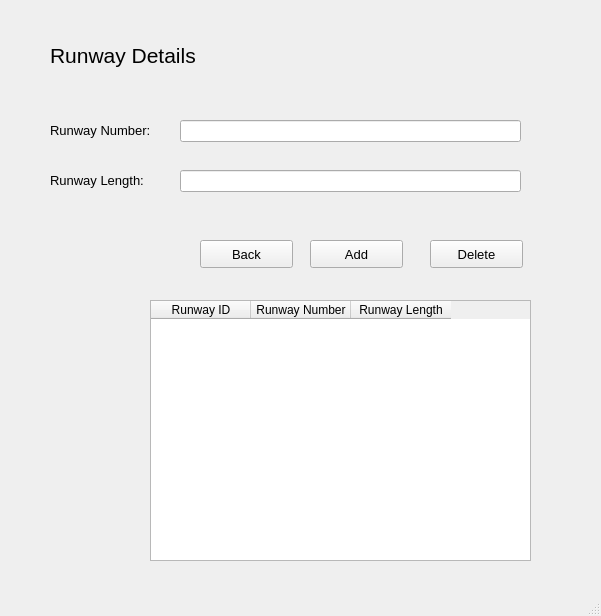
Above: Runway.ui from Muneeba-Badar/DB-Final-Project before the change. Below: the same form after it.
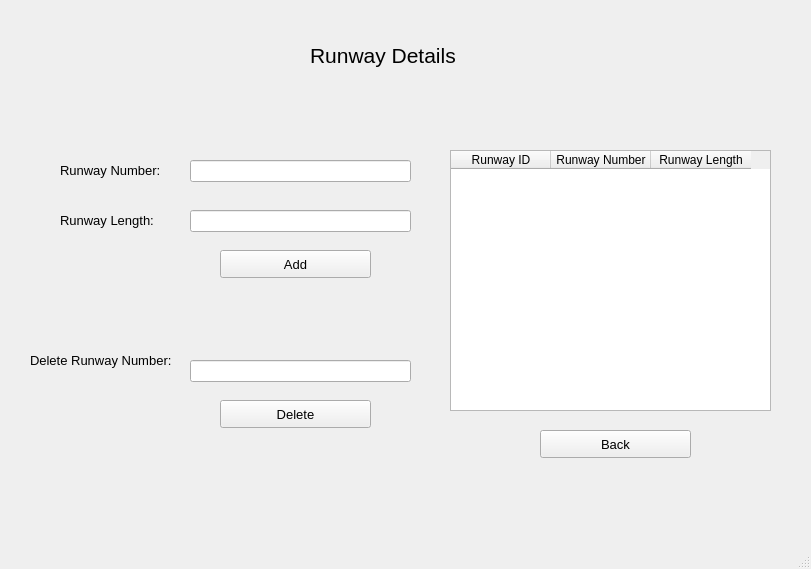
That is the form after the change.

```diff
--- a/Runway.ui
+++ b/Runway.ui
@@ -6,8 +6,8 @@
    <rect>
     <x>0</x>
     <y>0</y>
-    <width>601</width>
-    <height>616</height>
+    <width>811</width>
+    <height>569</height>
    </rect>
   </property>
   <property name="windowTitle">
@@ -17,9 +17,9 @@
    <widget class="QLabel" name="label_2">
     <property name="geometry">
      <rect>
-      <x>50</x>
-      <y>110</y>
-      <width>131</width>
+      <x>60</x>
+      <y>150</y>
+      <width>101</width>
       <height>41</height>
      </rect>
     </property>
@@ -35,9 +35,9 @@
    <widget class="QLabel" name="label_3">
     <property name="geometry">
      <rect>
-      <x>50</x>
-      <y>160</y>
-      <width>121</width>
+      <x>60</x>
+      <y>200</y>
+      <width>101</width>
       <height>41</height>
      </rect>
     </property>
@@ -53,9 +53,9 @@
    <widget class="QLineEdit" name="RunwayNum">
     <property name="geometry">
      <rect>
-      <x>180</x>
-      <y>120</y>
-      <width>341</width>
+      <x>190</x>
+      <y>160</y>
+      <width>221</width>
       <height>22</height>
      </rect>
     </property>
@@ -71,9 +71,9 @@
    <widget class="QLineEdit" name="RunwayLen">
     <property name="geometry">
      <rect>
-      <x>180</x>
-      <y>170</y>
-      <width>341</width>
+      <x>190</x>
+      <y>210</y>
+      <width>221</width>
       <height>22</height>
      </rect>
     </property>
@@ -89,9 +89,9 @@
    <widget class="QPushButton" name="RDeleteBtn">
     <property name="geometry">
      <rect>
-      <x>430</x>
-      <y>240</y>
-      <width>93</width>
+      <x>220</x>
+      <y>400</y>
+      <width>151</width>
       <height>28</height>
      </rect>
     </property>
@@ -107,9 +107,9 @@
    <widget class="QPushButton" name="RAddBtn">
     <property name="geometry">
      <rect>
-      <x>310</x>
-      <y>240</y>
-      <width>93</width>
+      <x>220</x>
+      <y>250</y>
+      <width>151</width>
       <height>28</height>
      </rect>
     </property>
@@ -125,9 +125,9 @@
    <widget class="QLabel" name="label">
     <property name="geometry">
      <rect>
-      <x>50</x>
+      <x>310</x>
       <y>20</y>
-      <width>201</width>
+      <width>151</width>
       <height>71</height>
      </rect>
     </property>
@@ -143,9 +143,9 @@
    <widget class="QTableWidget" name="RunwayTable">
     <property name="geometry">
      <rect>
-      <x>150</x>
-      <y>300</y>
-      <width>381</width>
+      <x>450</x>
+      <y>150</y>
+      <width>321</width>
       <height>261</height>
      </rect>
     </property>
@@ -168,9 +168,9 @@
    <widget class="QPushButton" name="RBackBtn">
     <property name="geometry">
      <rect>
-      <x>200</x>
-      <y>240</y>
-      <width>93</width>
+      <x>540</x>
+      <y>430</y>
+      <width>151</width>
       <height>28</height>
      </rect>
     </property>
@@ -183,6 +183,42 @@
      <string>Back</string>
     </property>
    </widget>
+   <widget class="QLineEdit" name="DelRunwayNum">
+    <property name="geometry">
+     <rect>
+      <x>190</x>
+      <y>360</y>
+      <width>221</width>
+      <height>22</height>
+     </rect>
+    </property>
+    <property name="font">
+     <font>
+      <pointsize>10</pointsize>
+     </font>
+    </property>
+    <property name="text">
+     <string/>
+    </property>
+   </widget>
+   <widget class="QLabel" name="label_4">
+    <property name="geometry">
+     <rect>
+      <x>30</x>
+      <y>340</y>
+      <width>141</width>
+      <height>41</height>
+     </rect>
+    </property>
+    <property name="font">
+     <font>
+      <pointsize>10</pointsize>
+     </font>
+    </property>
+    <property name="text">
+     <string>Delete Runway Number:</string>
+    </property>
+   </widget>
   </widget>
   <widget class="QMenuBar" name="menubar">
    <property name="geometry">
```
Left out of the diff: 4 changed lines with no effect on the pictures.
